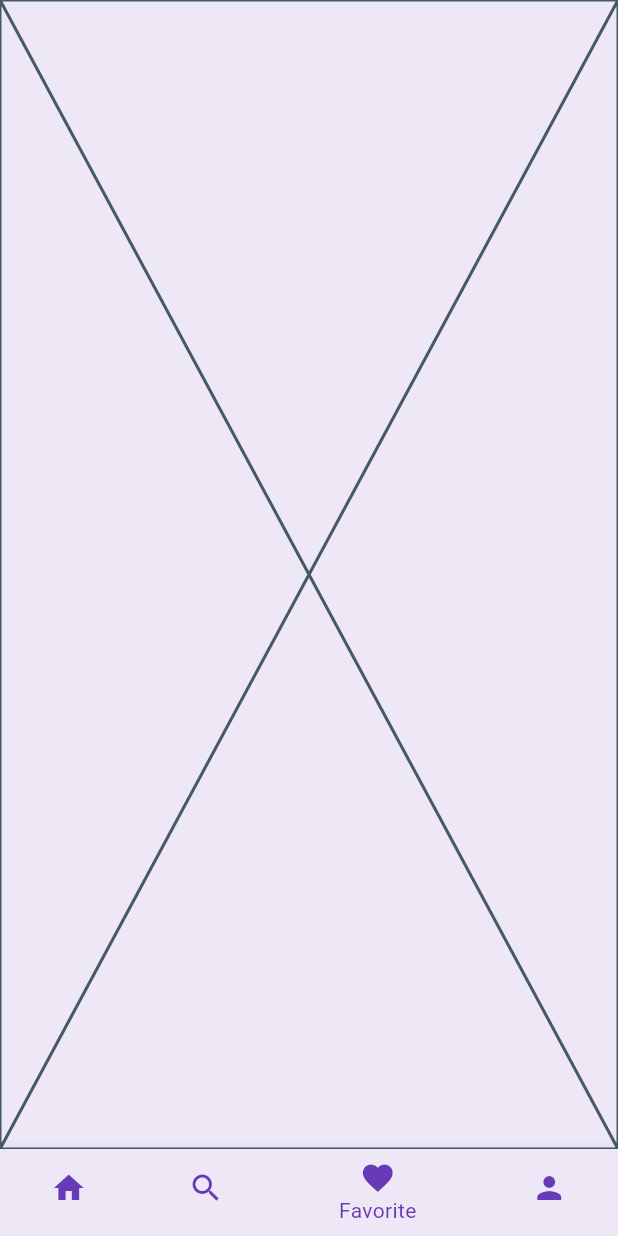
After one commit to RevinaTrisnaAini/wisata_candi-Revina-, a Flutter app: the screen it shows after launch, item 3 of the bottom bar chosen, on a phone screen of 412 x 824 dp. The commit adds this screen. Run offline on Flutter 3.47's test engine with Material 3 defaults, Android fonts, the phone set to English and light mode, and no system bars.

Commit message:
Navigasi dan Routing

```diff
--- a/lib/main.dart
+++ b/lib/main.dart
@@ -1,6 +1,11 @@
 import 'package:flutter/material.dart';
+import 'package:wisata_candi/screen/favorite_screen.dart';
+import 'package:wisata_candi/screen/home_screen.dart';
+import 'package:wisata_candi/screen/profile_screen.dart';
 //import 'package:wisata_candi/screen/home_screen.dart';
 import 'package:wisata_candi/screen/search_screen.dart';
+import 'package:wisata_candi/screen/sign_in_screen.dart';
+import 'package:wisata_candi/screen/sign_up_screen.dart';
 //import 'package:wisata_candi/screen/detail_screen.dart';
 //import 'data/candi_data.dart';
 // import 'package:wisata_candi/data/candi_data.dart';
@@ -8,6 +13,7 @@ import 'package:wisata_candi/screen/search_screen.dart';
 //import 'package:wisata_candi/screen/sign_in_screen.dart';
 //import 'package:wisata_candi/screen/sign_up_screen.dart';
 
+// Fungsi main yang mejalankan Aplikasi
 void main() {
   runApp(const MyApp());
 }
@@ -15,11 +21,10 @@ void main() {
 class MyApp extends StatelessWidget {
   const MyApp({super.key});
 
-  // This widget is the root of your application.
   @override
   Widget build(BuildContext context) {
     return MaterialApp(
-      title: 'wisata candi',
+      title: 'Wisata Candi',
       theme: ThemeData(
         appBarTheme: const AppBarTheme(
           iconTheme: IconThemeData(color: Colors.deepPurple),
@@ -27,8 +32,8 @@ class MyApp extends StatelessWidget {
             color: Colors.deepPurple,
             fontSize: 20,
             fontWeight: FontWeight.bold,
-          )
-      ),
+          ),
+        ),
         colorScheme:
         ColorScheme.fromSeed(seedColor: Colors.deepPurple).copyWith(
           primary: Colors.deepPurple,
@@ -36,12 +41,94 @@ class MyApp extends StatelessWidget {
         ),
         useMaterial3: true,
       ),
-      //home: HomeScreen(),
-      home: SearchScreen(),
-      //home: SignUpScreen(),
-      //home: SignInScreen(),
-       //home: ProfileScreen(),
-      //home: DetailScreen(candi: candiList[0]),
+      home: MainScreen(),
+      initialRoute: '/',
+      routes: {
+        '/homescreen': (context) => const HomeScreen(),
+        '/signin': (context) => SignInScreen(),
+        '/signup': (context) => SignUpScreen(),
+      },
+
+      // Pertemuan 10-20
+      // home: const ProfileScreen(),
+      // home: const DetailScreen(candi: candiList[0]),
+      // home: const SignInScreen(),
+      // home: const SearchScreen(),
+      // home: const HomeScreen(),
+      // home: const SignUpScreen(),
     );
   }
 }
+
+
+class MainScreen extends StatefulWidget {
+  const MainScreen({super.key});
+
+  @override
+  State<MainScreen> createState() => _MainScreenState();
+}
+
+class _MainScreenState extends State<MainScreen> {
+  // TODO: 1. Deklarasikan variabel
+  int _currentIndex = 0;
+  final List<Widget> _children = [
+    HomeScreen(),
+    SearchScreen(),
+    FavoriteScreen(),
+    ProfileScreen(),
+  ];
+
+  @override
+  Widget build(BuildContext context) {
+    return Scaffold(
+      // TODO: 2. Buat properti body berupa widget yang ditampilkan
+      body: _children[_currentIndex],
+      // TODO: 3. Buat properti bottomNavigationBar dengan nilai Theme
+      bottomNavigationBar: Theme(
+        // TODO: 4. Buat data dan Child dari Theme
+        data: Theme.of(context).copyWith(canvasColor: Colors.deepPurple[50]),
+        child: BottomNavigationBar(
+          currentIndex: _currentIndex,
+          onTap: (index) {
+            setState(() {
+              _currentIndex = index;
+            });
+          },
+          items: const [
+            BottomNavigationBarItem(
+              icon: Icon(
+                Icons.home,
+                color: Colors.deepPurple,
+              ),
+              label: 'Home',
+            ),
+            BottomNavigationBarItem(
+              icon: Icon(
+                Icons.search,
+                color: Colors.deepPurple,
+              ),
+              label: 'Search',
+            ),
+            BottomNavigationBarItem(
+              icon: Icon(
+                Icons.favorite,
+                color: Colors.deepPurple,
+              ),
+              label: 'Favorite',
+            ),
+            BottomNavigationBarItem(
+              icon: Icon(
+                Icons.person,
+                color: Colors.deepPurple,
+              ),
+              label: 'Person',
+            ),
+          ],
+          selectedItemColor: Colors.deepPurple,
+          unselectedItemColor: Colors.deepPurple[100],
+          showSelectedLabels: true,
+        ),
+      ),
+    );
+  }
+}
--- /dev/null
+++ b/lib/screen/favorite_screen.dart
@@ -0,0 +1,15 @@
+import 'package:flutter/material.dart';
+
+class FavoriteScreen extends StatefulWidget {
+  const FavoriteScreen({super.key});
+
+  @override
+  State<FavoriteScreen> createState() => _FavoriteScreenState();
+}
+
+class _FavoriteScreenState extends State<FavoriteScreen> {
+  @override
+  Widget build(BuildContext context) {
+    return const Placeholder();
+  }
+}
```
